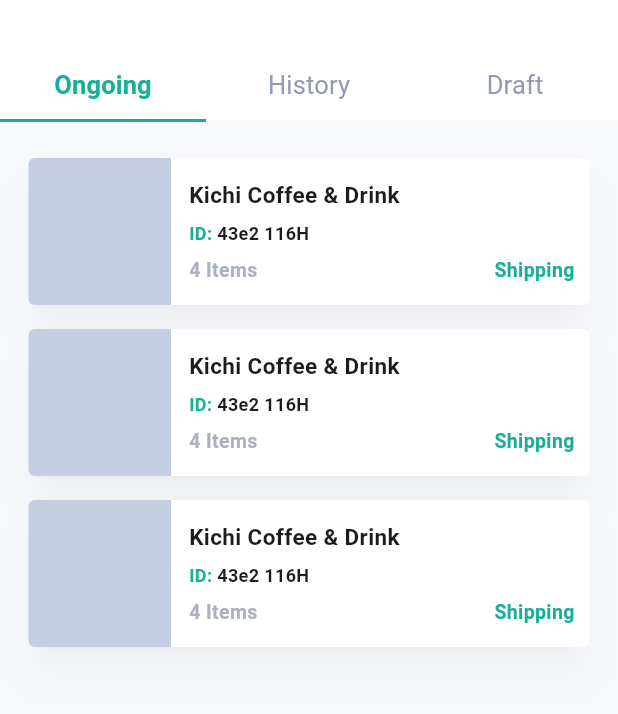
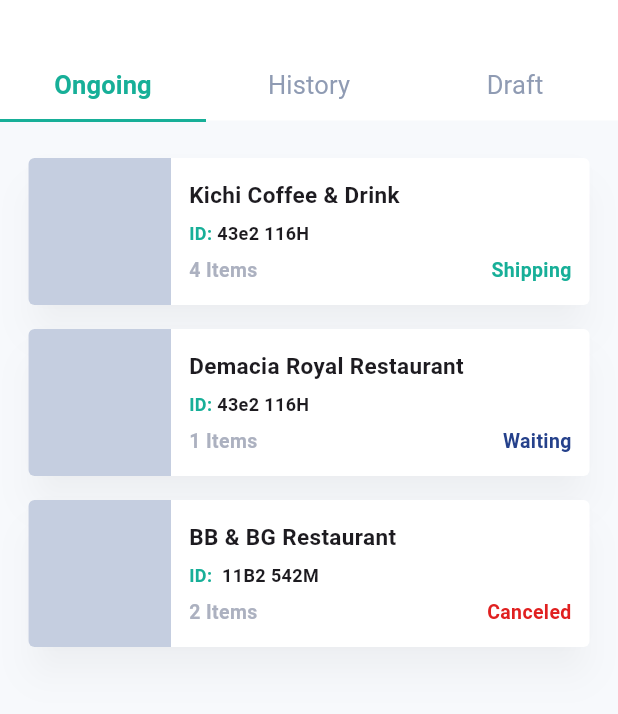
Before and after one commit to MakariosFared/My_Ecommerce_App, a Flutter app: the OrdersView screen opened directly, on a phone screen of 412 x 824 dp, the part 100-814 px from its top. Run offline on Flutter 3.47's test engine with Material 3 defaults, Android fonts, the phone set to English and light mode, and no system bars; our stand-ins replace flutter_svg, flutter_xlider, font_awesome_flutter, go_router, google_fonts; Roboto replaces fonts that are missing (SF-Pro-Display).

Commit message:
finish ongoing view

```diff
--- a/lib/Features/orders/data/models/ongoing_item_model.dart
+++ b/lib/Features/orders/data/models/ongoing_item_model.dart
@@ -1,15 +1,15 @@
 class OngoingItemModel {
   final String productName;
   final String id;
-  final double nubOfItems;
+  final String nubOfItems;
   final String state;
-  final String productImage;
+  final String? productImage;
 
-  OngoingItemModel({
+  const OngoingItemModel({
     required this.productName,
     required this.id,
     required this.nubOfItems,
     required this.state,
-    required this.productImage,
+    this.productImage,
   });
 }
--- a/lib/Features/orders/presentation/views/widgets/ongoing_item.dart
+++ b/lib/Features/orders/presentation/views/widgets/ongoing_item.dart
@@ -1,11 +1,15 @@
 import 'package:dikkan/Core/utils/styles.dart';
+import 'package:dikkan/Features/orders/data/models/ongoing_item_model.dart';
 import 'package:dikkan/constant.dart';
 import 'package:flutter/material.dart';
 
 class OngoingItem extends StatelessWidget {
   const OngoingItem({
     super.key,
+    required this.ongoingItemModel,
   });
+
+  final OngoingItemModel ongoingItemModel;
 
   @override
   Widget build(BuildContext context) {
@@ -24,8 +28,10 @@ class OngoingItem extends StatelessWidget {
             borderRadius: BorderRadius.circular(4),
           ),
           child: Row(
+            mainAxisSize: MainAxisSize.max,
             crossAxisAlignment: CrossAxisAlignment.end,
             children: [
+              //TODO: #1 image
               Container(
                 width: 95,
                 decoration: const BoxDecoration(
@@ -46,7 +52,9 @@ class OngoingItem extends StatelessWidget {
                   mainAxisAlignment: MainAxisAlignment.spaceBetween,
                   children: [
                     Text(
-                      'Kichi Coffee & Drink',
+                      textWidthBasis: TextWidthBasis.parent,
+                      overflow: TextOverflow.ellipsis,
+                      ongoingItemModel.productName,
                       style: Styles.textStyleSfProDisplayRegular15
                           .copyWith(fontWeight: FontWeight.w600),
                     ),
@@ -60,37 +68,44 @@ class OngoingItem extends StatelessWidget {
                           ),
                         ),
                         Text(
-                          '43e2 116H',
+                          ongoingItemModel.id,
                           style: Styles.textStyleSfProDisplayRegular12.copyWith(
                             fontWeight: FontWeight.w600,
                           ),
                         ),
                       ],
                     ),
+                    SizedBox(
+                      width: MediaQuery.of(context).size.width - 157,
+                      child: Row(
+                        children: [
                           Text(
-                      '4 Items',
-                      style: Styles.textStyleSfProDisplayRegular12.copyWith(
+                            '${ongoingItemModel.nubOfItems} Items',
+                            style:
+                                Styles.textStyleSfProDisplayRegular12.copyWith(
                               fontWeight: FontWeight.w600,
                               fontSize: 13,
                               color: const Color(0xffACB1C0),
                             ),
                           ),
+                          const Spacer(),
+                          Text(
+                            ongoingItemModel.state,
+                            style:
+                                Styles.textStyleSfProDisplayRegular12.copyWith(
+                              fontWeight: FontWeight.w700,
+                              fontSize: 13,
+                              color: ongoingItemModel.state == 'Shipping'
+                                  ? kGreenColor
+                                  : ongoingItemModel.state == 'Waiting'
+                                      ? const Color(0xff25418B)
+                                      : const Color(0xffE02020),
+                            ),
+                          ),
                         ],
                       ),
                     ),
-              const Spacer(),
-              Padding(
-                padding: const EdgeInsets.only(
-                  bottom: 14,
-                  right: 10,
-                ),
-                child: Text(
-                  'Shipping',
-                  style: Styles.textStyleSfProDisplayRegular12.copyWith(
-                    fontWeight: FontWeight.w700,
-                    fontSize: 13,
-                    color: kGreenColor,
-                  ),
+                  ],
                 ),
               ),
             ],
--- a/lib/Features/orders/presentation/views/widgets/ongoing_item_list_view.dart
+++ b/lib/Features/orders/presentation/views/widgets/ongoing_item_list_view.dart
@@ -1,19 +1,42 @@
+import 'package:dikkan/Features/orders/data/models/ongoing_item_model.dart';
 import 'package:dikkan/Features/orders/presentation/views/widgets/ongoing_item.dart';
 import 'package:flutter/material.dart';
 
 class OngoingItemsListView extends StatelessWidget {
   const OngoingItemsListView({super.key});
 
+  final List<OngoingItemModel> ongoingItemsModel = const [
+    OngoingItemModel(
+      productName: 'Kichi Coffee & Drink',
+      id: "43e2 116H",
+      nubOfItems: "4",
+      state: 'Shipping',
+    ),
+    OngoingItemModel(
+      productName: 'Demacia Royal Restaurant',
+      id: "43e2 116H",
+      nubOfItems: "1",
+      state: 'Waiting',
+    ),
+    OngoingItemModel(
+      productName: 'BB & BG Restaurant',
+      id: " 11B2 542M",
+      nubOfItems: "2",
+      state: 'Canceled',
+    ),
+  ];
   @override
   Widget build(BuildContext context) {
     return ListView.builder(
-      itemCount: 3,
+      itemCount: ongoingItemsModel.length,
       padding: const EdgeInsets.symmetric(
         horizontal: 15,
         vertical: 20,
       ),
       itemBuilder: (BuildContext context, int index) {
-        return const OngoingItem();
+        return OngoingItem(
+          ongoingItemModel: ongoingItemsModel[index],
+        );
       },
     );
   }
```
Lines whose indentation alone changed are shown as unchanged.
